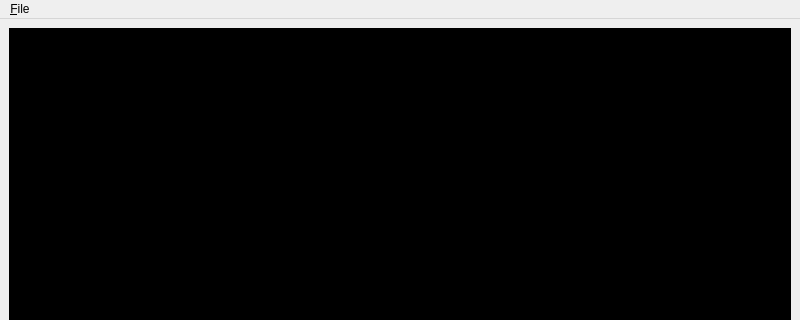
Above: mainwindow.ui from Bruh3509/TextEditor before the change; both pictures show x 0 to 800 and y 0 to 320 of the 800 by 600 pixel window. Below: the same form after it.
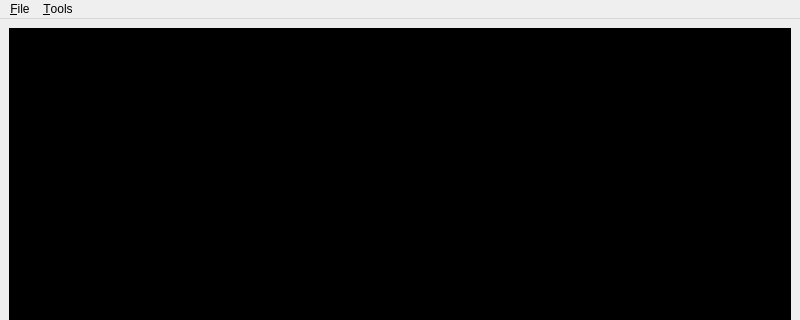
That is the form after the change.

```diff
--- a/mainwindow.ui
+++ b/mainwindow.ui
@@ -482,7 +482,13 @@
      <string>&amp;File</string>
     </property>
    </widget>
+   <widget class="QMenu" name="menuTools">
+    <property name="title">
+     <string>&amp;Tools</string>
+    </property>
+   </widget>
    <addaction name="menuFile"/>
+   <addaction name="menuTools"/>
   </widget>
   <widget class="QStatusBar" name="statusbar"/>
  </widget>
```
